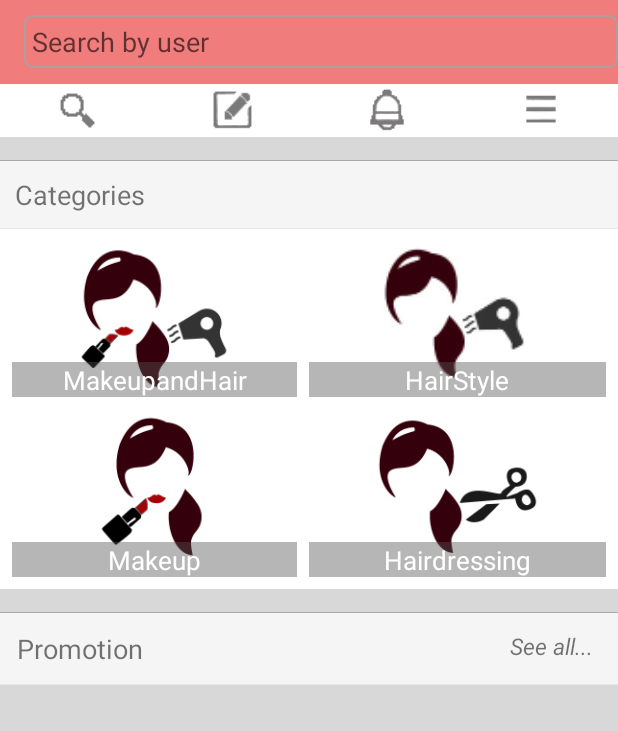
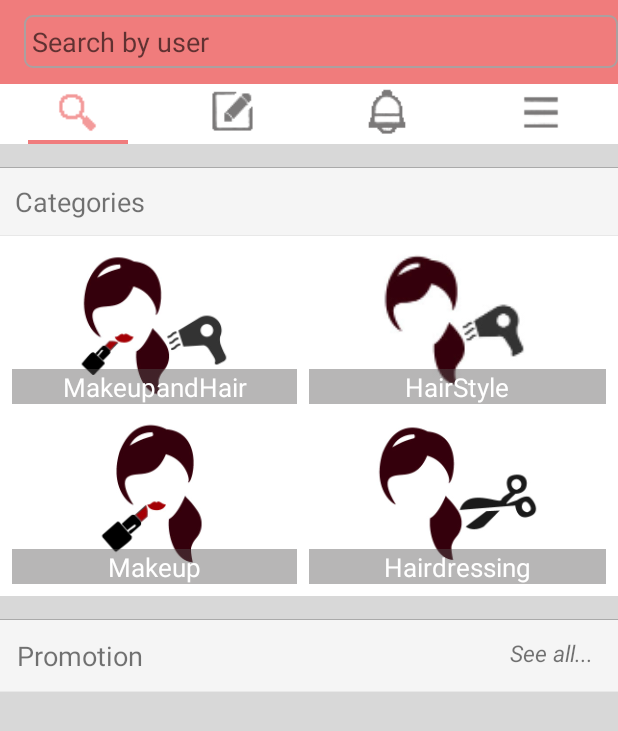
Before and after one commit to 7daysnevermore/SeniorProject, an Android app: the screen it shows after launch once a user with an empty profile is signed in (MainActivity), after a tap on an icon or button, on a phone screen of 412 x 824 dp. Shown: the top 731 px of the screen. Run offline under Robolectric (Android 15) with nearby library versions, the phone set to English and light mode, and no system bars; our stand-ins replace Firebase (no records; nobody signed in at launch, a user with empty details on screens opened directly), Picasso; pictures from the network do not load; 2 statements that could not run were skipped.

Commit message:
Edit menu

```diff
--- a/BeautyBlinkCustomer/app/src/main/java/com/example/captain_pc/beautyblinkcustomer/MainActivity.java
+++ b/BeautyBlinkCustomer/app/src/main/java/com/example/captain_pc/beautyblinkcustomer/MainActivity.java
@@ -15,6 +15,7 @@ import android.view.View;
 import android.widget.Button;
 import android.view.inputmethod.EditorInfo;
 import android.widget.EditText;
+import android.widget.ImageView;
 import android.widget.TextView;
 
 import com.example.captain_pc.beautyblinkcustomer.fragments.Fragment_Setting;
@@ -36,8 +37,9 @@ public class MainActivity extends AppCompatActivity implements View.OnClickListe
     private String personalEmail;
     DrawerLayout drawerLayout;
     ActionBarDrawerToggle actionBarDrawerToggle;
+    ImageView bt_search,tap_search,bt_request,tap_request,bt_noti,tap_noti,bt_userprofile,tap_user;
     Toolbar toolbar;
-    String uid;
+    String uid, previous = null;
     EditText word;
 
 
@@ -56,11 +58,22 @@ public class MainActivity extends AppCompatActivity implements View.OnClickListe
 
         }else {
 
+            bt_search = (ImageView) findViewById(R.id.bt_search);
+            bt_request = (ImageView) findViewById(R.id.bt_request);
+            bt_noti = (ImageView) findViewById(R.id.bt_noti);
+            bt_userprofile = (ImageView) findViewById(R.id.bt_userprofile);
+            tap_search = (ImageView) findViewById(R.id.tap_search);
+            tap_request = (ImageView) findViewById(R.id.tap_request);
+            tap_noti = (ImageView) findViewById(R.id.tap_noti);
+            tap_user = (ImageView) findViewById(R.id.tap_user);
+
             uid = mFirebaseUser.getUid().toString();
             //fragment
             if(savedInstanceState==null){
                 //first create
                 //Place fragment
+                previous = "search";
+                bt_search.setImageResource(R.mipmap.ic_action_search_click);
                 getSupportFragmentManager().beginTransaction()
                         .replace(R.id.contentcontainer, new Search())
                         .addToBackStack(null)
@@ -128,24 +141,92 @@ public class MainActivity extends AppCompatActivity implements View.OnClickListe
     public void onClick(View v) {
         switch (v.getId()) {
             case R.id.bt_search:
+                if(previous.equals("request")){
+                    tap_request.setVisibility(View.GONE);
+                    bt_request.setImageResource(R.mipmap.request_702);
+                }
+                if (previous.equals("noti")) {
+                    tap_noti.setVisibility(View.GONE);
+                    bt_noti.setImageResource(R.mipmap.noti_702);
+                }
+                if (previous.equals("user")) {
+                    tap_user.setVisibility(View.GONE);
+                    bt_userprofile.setImageResource(R.mipmap.setting_703);
+                }
+
+                previous = "search";
+                bt_search.setImageResource(R.mipmap.ic_action_search_click);
+                tap_search.setVisibility(View.VISIBLE);
+
                 getSupportFragmentManager().beginTransaction()
                         .replace(R.id.contentcontainer, Search.newInstance())
                         .addToBackStack(null)
                         .commit();
                 break;
             case R.id.bt_request:
+                if(previous.equals("search")){
+                    tap_search.setVisibility(View.GONE);
+                    bt_search.setImageResource(R.mipmap.ic_action_search1);
+                }
+                if (previous.equals("noti")) {
+                    tap_noti.setVisibility(View.GONE);
+                    bt_noti.setImageResource(R.mipmap.noti_702);
+                }
+                if (previous.equals("user")) {
+                    tap_user.setVisibility(View.GONE);
+                    bt_userprofile.setImageResource(R.mipmap.setting_703);
+                }
+
+                previous = "request";
+                bt_request.setImageResource(R.mipmap.request_702_click);
+                tap_request.setVisibility(View.VISIBLE);
+
                 getSupportFragmentManager().beginTransaction()
                         .replace(R.id.contentcontainer, Request.newInstance())
                         .addToBackStack(null)
                         .commit();
                 break;
             case R.id.bt_noti:
+                if(previous.equals("search")){
+                    tap_search.setVisibility(View.GONE);
+                    bt_search.setImageResource(R.mipmap.ic_action_search1);
+                }
+                if (previous.equals("request")) {
+                    tap_request.setVisibility(View.GONE);
+                    bt_request.setImageResource(R.mipmap.request_702);
+                }
+                if (previous.equals("user")) {
+                    tap_user.setVisibility(View.GONE);
+                    bt_userprofile.setImageResource(R.mipmap.setting_703);
+                }
+
+                previous = "noti";
+                bt_noti.setImageResource(R.mipmap.noti_702_click);
+                tap_noti.setVisibility(View.VISIBLE);
+
                 getSupportFragmentManager().beginTransaction()
                         .replace(R.id.contentcontainer, Notification.newInstance())
                         .addToBackStack(null)
                         .commit();
                 break;
             case R.id.bt_userprofile:
+                if(previous.equals("search")){
+                    tap_search.setVisibility(View.GONE);
+                    bt_search.setImageResource(R.mipmap.ic_action_search1);
+                }
+                if (previous.equals("request")) {
+                    tap_request.setVisibility(View.GONE);
+                    tap_request.setImageResource(R.mipmap.request_702);
+                }
+                if (previous.equals("noti")) {
+                    tap_noti.setVisibility(View.GONE);
+                    bt_noti.setImageResource(R.mipmap.noti_702);
+                }
+
+                previous = "user";
+                bt_userprofile.setImageResource(R.mipmap.setting_703_click);
+                tap_user.setVisibility(View.VISIBLE);
+
                 getSupportFragmentManager().beginTransaction()
                         .replace(R.id.contentcontainer, Fragment_Setting.newInstance())
                         .addToBackStack(null)
--- a/BeautyBlinkCustomer/app/src/main/res/layout/activity_main.xml
+++ b/BeautyBlinkCustomer/app/src/main/res/layout/activity_main.xml
@@ -55,62 +55,94 @@
         <!--Menu-->
         <LinearLayout
             android:layout_width="match_parent"
-            android:layout_height="35dp"
+            android:layout_height="40dp"
             android:orientation="horizontal"
             android:background="#ffffff">
 
-            <LinearLayout
+            <RelativeLayout
                 android:layout_width="match_parent"
                 android:layout_height="match_parent"
                 android:layout_weight="1">
+
 
                 <ImageView
                     android:id="@+id/bt_search"
                     android:layout_width="match_parent"
                     android:layout_height="match_parent"
                     android:paddingTop="1dp"
-                    android:paddingBottom="1dp"
+                    android:paddingBottom="3dp"
                     android:layout_gravity="center"
                     android:src="@mipmap/ic_action_search1"/>
 
-            </LinearLayout>
 
-            <LinearLayout
+                <ImageView
+                    android:visibility="visible"
+                    android:id="@+id/tap_search"
+                    android:layout_alignBottom="@+id/bt_search"
+                    android:layout_width="match_parent"
+                    android:layout_height="wrap_content"
+                    android:src="@drawable/tab2"
+                    />
+
+            </RelativeLayout>
+
+            <RelativeLayout
                 android:layout_width="match_parent"
                 android:layout_height="match_parent"
                 android:layout_weight="1">
+
 
                 <ImageView
                     android:id="@+id/bt_request"
                     android:layout_width="match_parent"
                     android:layout_height="match_parent"
                     android:paddingTop="1dp"
-                    android:paddingBottom="1dp"
+                    android:paddingBottom="4dp"
                     android:layout_gravity="center"
                     android:src="@mipmap/request_702"/>
 
-            </LinearLayout>
 
-            <LinearLayout
+                <ImageView
+                    android:id="@+id/tap_request"
+                    android:layout_width="match_parent"
+                    android:layout_height="wrap_content"
+                    android:layout_alignBottom="@+id/bt_request"
+                    android:src="@drawable/tab2"
+                    android:visibility="gone" />
+
+            </RelativeLayout>
+
+            <RelativeLayout
                 android:layout_width="match_parent"
                 android:layout_height="match_parent"
                 android:layout_weight="1">
+
 
                 <ImageView
                     android:id="@+id/bt_noti"
                     android:layout_width="match_parent"
                     android:layout_height="match_parent"
                     android:paddingTop="2dp"
-                    android:paddingBottom="2dp"
+                    android:paddingBottom="4dp"
                     android:layout_gravity="center"
                     android:src="@mipmap/noti_702"/>
 
-            </LinearLayout>
 
-            <LinearLayout
+                <ImageView
+                    android:id="@+id/tap_noti"
+                    android:layout_width="match_parent"
+                    android:layout_height="wrap_content"
+                    android:layout_alignBottom="@+id/bt_noti"
+                    android:src="@drawable/tab2"
+                    android:visibility="gone" />
+
+            </RelativeLayout>
+
+            <RelativeLayout
                 android:layout_width="match_parent"
                 android:layout_height="match_parent"
                 android:layout_weight="1">
+
 
                 <ImageView
                     android:id="@+id/bt_userprofile"
@@ -120,7 +152,18 @@
                     android:paddingBottom="1dp"
                     android:layout_gravity="center"
                     android:src="@mipmap/setting_703"/>
-            </LinearLayout>
+
+
+                <ImageView
+                    android:id="@+id/tap_user"
+                    android:layout_width="match_parent"
+                    android:layout_height="wrap_content"
+                    android:layout_alignBottom="@+id/bt_userprofile"
+                    android:src="@drawable/tab2"
+                    android:visibility="gone" />
+
+            </RelativeLayout>
+
 
         </LinearLayout>
 
```
